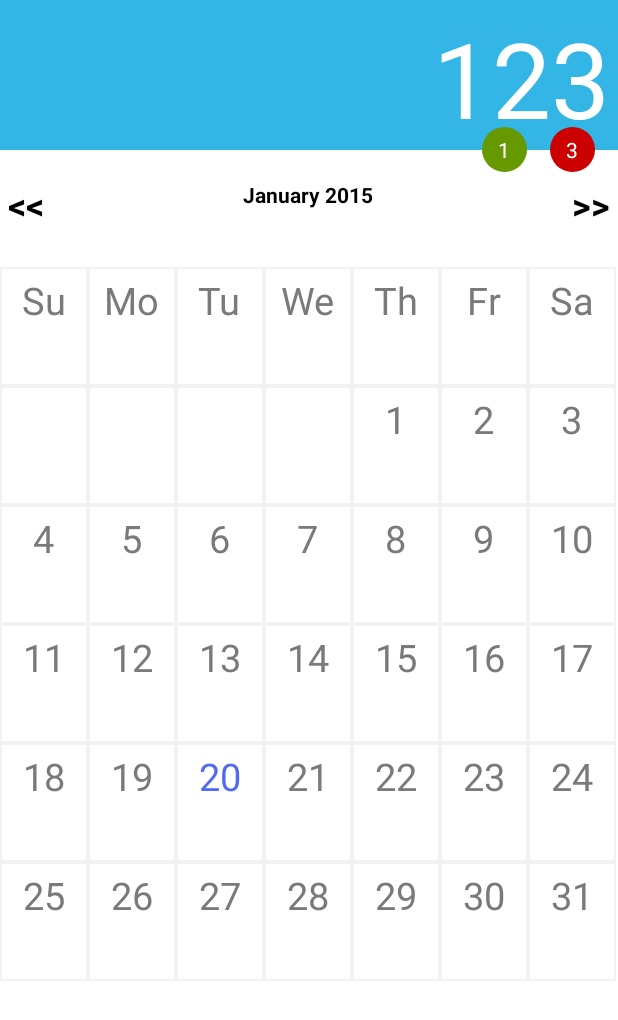
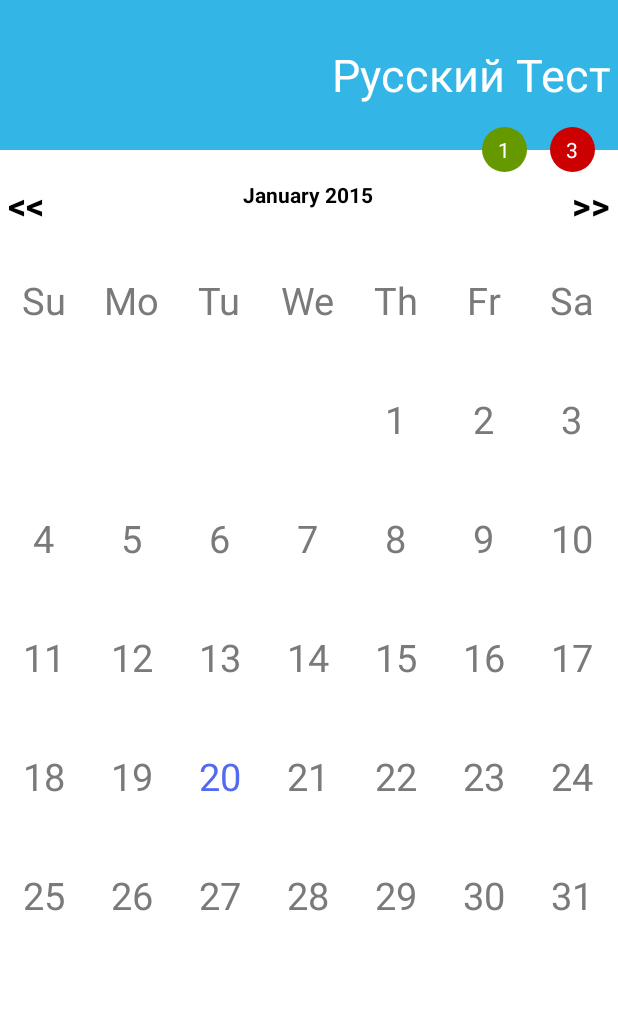
Before and after one commit to ziggyzaggy/schedulator, an Android app: the CalendarView screen opened directly, with no data from a screen before it, on a phone screen of 412 x 824 dp. Shown: the top 1020 px of the screen. Run offline under Robolectric (Android 15) with nearby library versions, the phone set to English and light mode, and no system bars; 2 statements that could not run were skipped.

```diff
--- a/app/src/main/java/com/examples/android/calendar/CalendarView.java
+++ b/app/src/main/java/com/examples/android/calendar/CalendarView.java
@@ -32,6 +32,7 @@ import android.widget.AdapterView.OnItemClickListener;
 import android.widget.GridView;
 import android.widget.TextView;
 import android.util.Log;
+import android.widget.Toast;
 
 import java.util.ArrayList;
 import java.util.Calendar;
@@ -150,7 +151,23 @@ public class CalendarView extends Activity {
             }
         });
 
+        //clikc listeners of green circle
+        TextView greenCircle = (TextView) findViewById(R.id.circle_green);
+        greenCircle.setOnClickListener(new OnClickListener() {
+            @Override
+            public void onClick(View v) {
+                Toast.makeText(getApplicationContext(), "Green circle clicked", Toast.LENGTH_SHORT).show();
+            }
+        });
 
+        //clikc listeners of red circle
+        TextView redCircle = (TextView) findViewById(R.id.circle_red);
+        redCircle.setOnClickListener(new OnClickListener() {
+            @Override
+            public void onClick(View v) {
+                Toast.makeText(getApplicationContext(), "Red circle clicked", Toast.LENGTH_SHORT).show();
+            }
+        });
 	}
 
 
--- a/app/src/main/res/drawable/back.xml
+++ b/app/src/main/res/drawable/back.xml
@@ -6,9 +6,9 @@
         android:right="0dp"
         android:top="0dp">
         <shape android:shape="rectangle" >
-            <stroke
+           <!-- <stroke
                 android:width="1dp"
-                android:color="#f2f2f2" />
+                android:color="#f2f2f2" />-->
             <solid
                 android:color="#fff"/>
 
--- a/app/src/main/res/drawable/back_selected.xml
+++ b/app/src/main/res/drawable/back_selected.xml
@@ -10,7 +10,7 @@
                 android:width="1dp"
                 android:color="#f2f2f2" />
             <solid
-                android:color="#7a7a7a"/>
+                android:color="@color/mainBlue"/>
 
 
             <padding android:left="5dp"
--- a/app/src/main/res/layout/calendar.xml
+++ b/app/src/main/res/layout/calendar.xml
@@ -15,13 +15,13 @@
         android:id="@+id/topBarWrapper"
         android:layout_width="fill_parent"
         android:layout_height="100dp"
-        android:text="123"
-        android:gravity="right"
+        android:text="Русский Тест"
+        android:gravity="right|center"
         android:padding="5dp"
-        android:textSize="70sp"
+        android:textSize="30sp"
 
         android:textColor="@color/white"
-        android:background="#33B5E5"
+        android:background="@color/mainBlue"
         />
 
         <TextView
@@ -40,6 +40,7 @@
         <TextView
             android:layout_width="wrap_content"
             android:layout_height="wrap_content"
+            android:id="@+id/circle_green"
             android:layout_below="@id/topBarWrapper"
             android:layout_marginTop="-15dp"
             android:layout_toLeftOf="@id/circle_red"
--- a/app/src/main/res/values/strings.xml
+++ b/app/src/main/res/values/strings.xml
@@ -5,5 +5,6 @@
 
     <color name="text_color">#31D1F1</color>
 	<color name="white">#ffffff</color>
+    <color name="mainBlue">#33B5E5</color>
 	<string name="open">Open</string>
 </resources>
```
Also changed, not shown: 2 other files.
